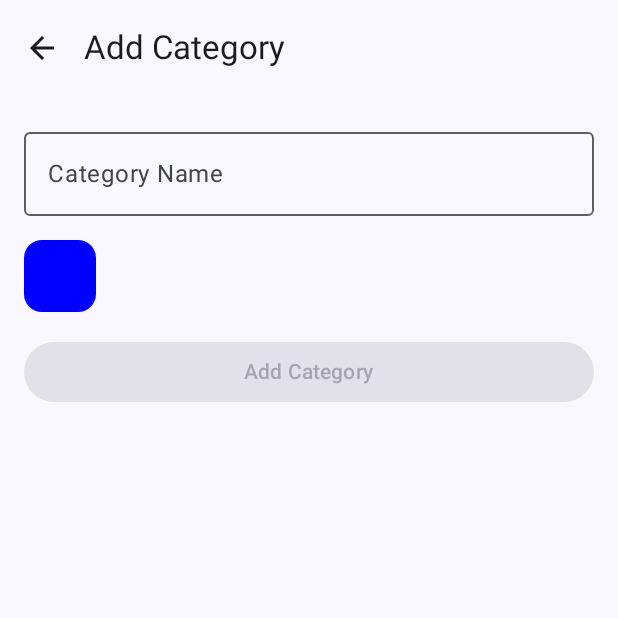
After one commit to saamodra/pockete, an Android app built with Jetpack Compose: the composable CategoryEditScreen called with empty values, on a phone screen of 412 x 824 dp, the top half of it. The commit adds this screen. Run offline under Robolectric (Android 15) with nearby library versions, the phone set to English and light mode, and no system bars.

Commit message:
feat: category screens

```diff
--- a/app/src/main/java/com/smdev/pockete/MainActivity.kt
+++ b/app/src/main/java/com/smdev/pockete/MainActivity.kt
@@ -15,7 +15,7 @@ import androidx.lifecycle.viewmodel.compose.viewModel
 import androidx.navigation.compose.NavHost
 import androidx.navigation.compose.composable
 import androidx.navigation.compose.rememberNavController
-import com.smdev.pockete.data.TemplateDatabase
+import com.smdev.pockete.data.AppDatabase
 import com.smdev.pockete.data.TemplateRepository
 import com.smdev.pockete.ui.TemplateViewModel
 import com.smdev.pockete.ui.TemplateViewModelFactory
@@ -45,7 +45,7 @@ fun TemplateApp() {
     val viewModel: TemplateViewModel = viewModel(
         factory = TemplateViewModelFactory(
             TemplateRepository(
-                TemplateDatabase.getDatabase(androidx.compose.ui.platform.LocalContext.current)
+                AppDatabase.getDatabase(androidx.compose.ui.platform.LocalContext.current)
                     .templateDao()
             )
         )
--- /dev/null
+++ b/app/src/main/java/com/smdev/pockete/ui/category/CategoryEditScreen.kt
@@ -0,0 +1,69 @@
+package com.smdev.pockete.ui.category
+
+import androidx.compose.foundation.background
+import androidx.compose.foundation.layout.*
+import androidx.compose.material.icons.Icons
+import androidx.compose.material.icons.filled.ArrowBack
+import androidx.compose.material3.*
+import androidx.compose.runtime.*
+import androidx.compose.ui.Modifier
+import androidx.compose.ui.graphics.Color
+import androidx.compose.ui.graphics.toArgb
+import androidx.compose.ui.unit.dp
+import com.smdev.pockete.data.Category
+
+@OptIn(ExperimentalMaterial3Api::class)
+@Composable
+fun CategoryEditScreen(
+    category: Category?,
+    onSave: (String, Int) -> Unit,
+    onNavigateBack: () -> Unit,
+    modifier: Modifier = Modifier
+) {
+    var name by remember { mutableStateOf(category?.name ?: "") }
+    var color by remember { mutableStateOf(category?.color ?: Color.Blue.toArgb()) }
+
+    Scaffold(
+        topBar = {
+            TopAppBar(
+                title = { Text(if (category == null) "Add Category" else "Edit Category") },
+                navigationIcon = {
+                    IconButton(onClick = onNavigateBack) {
+                        Icon(Icons.Default.ArrowBack, contentDescription = "Back")
+                    }
+                }
+            )
+        }
+    ) { padding ->
+        Column(
+            modifier = modifier
+                .fillMaxSize()
+                .padding(padding)
+                .padding(16.dp),
+            verticalArrangement = Arrangement.spacedBy(16.dp)
+        ) {
+            OutlinedTextField(
+                value = name,
+                onValueChange = { name = it },
+                label = { Text("Category Name") },
+                modifier = Modifier.fillMaxWidth()
+            )
+
+            // Color picker would go here
+            // For now, we'll just show the current color
+            Box(
+                modifier = Modifier
+                    .size(48.dp)
+                    .background(color = Color(color), shape = MaterialTheme.shapes.medium)
+            )
+
+            Button(
+                onClick = { onSave(name, color) },
+                modifier = Modifier.fillMaxWidth(),
+                enabled = name.isNotBlank()
+            ) {
+                Text(if (category == null) "Add Category" else "Save Changes")
+            }
+        }
+    }
+}
```
Also changed, not shown: app/src/main/java/com/smdev/pockete/data/AppDatabase.kt (renamed from app/src/main/java/com/smdev/pockete/data/TemplateDatabase.kt, +14 -6 lines), app/src/main/java/com/smdev/pockete/data/Category.kt (added, +13 -0 lines), app/src/main/java/com/smdev/pockete/data/CategoryDao.kt (added, +31 -0 lines), app/src/main/java/com/smdev/pockete/data/CategoryRepository.kt (added, +31 -0 lines), app/src/main/java/com/smdev/pockete/data/TemplateCategory.kt (added, +27 -0 lines), app/src/main/java/com/smdev/pockete/ui/category/CategoryListScreen.kt (added, +101 -0 lines), app/src/main/java/com/smdev/pockete/ui/category/CategoryViewModel.kt (added, +52 -0 lines).
